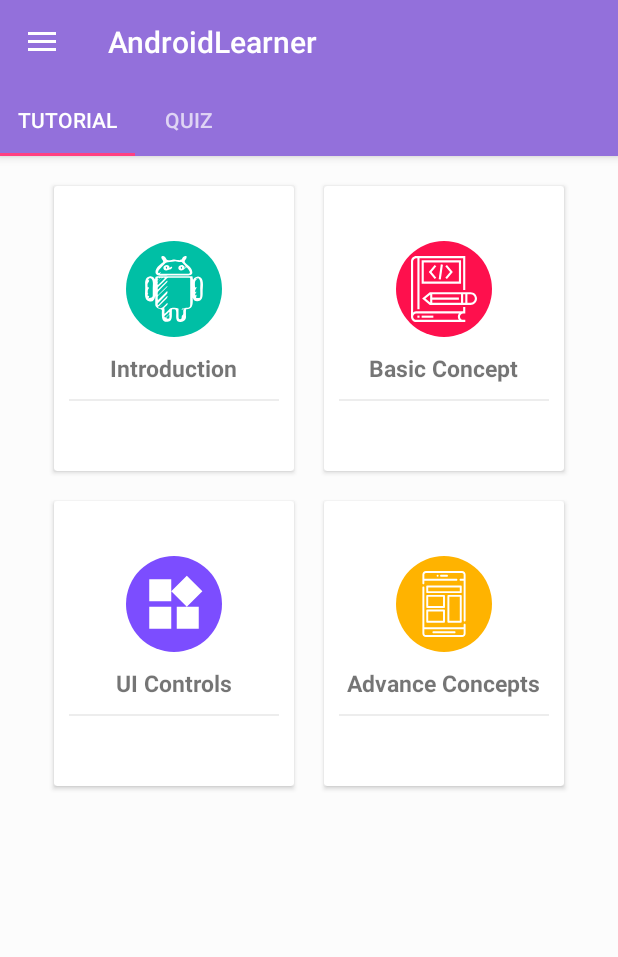
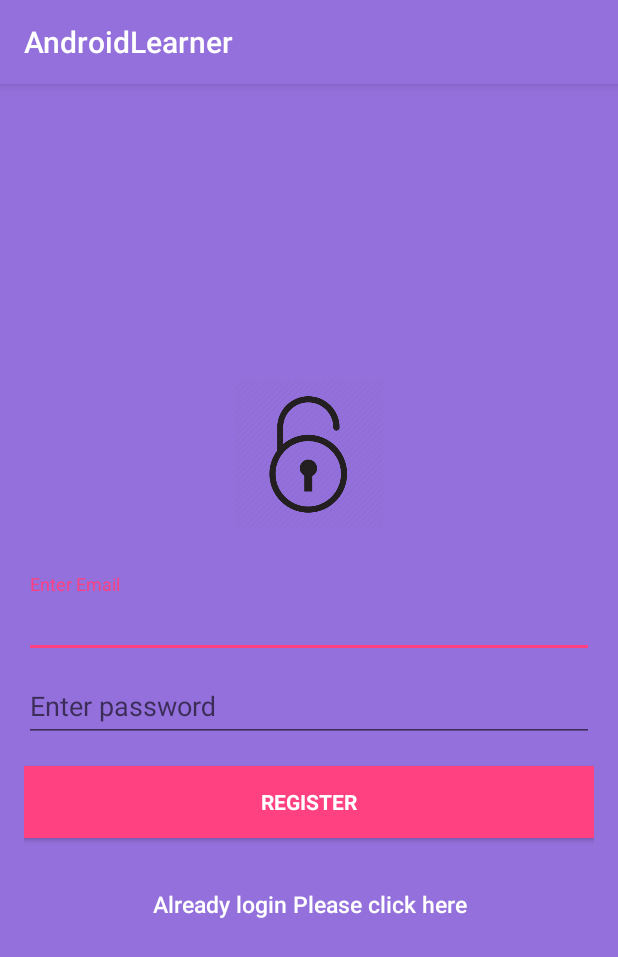
Before and after one commit to umerhassan2426/App, an Android app: the screen it shows after launch (MainActivity before the commit, Register after it), on a phone screen of 412 x 824 dp. Shown: the top 957 px of the screen. Run offline under Robolectric (Android 15) with nearby library versions, the phone set to English and light mode, and no system bars; our stand-ins replace Firebase (no records; nobody signed in at launch, a user with empty details on screens opened directly).

Commit message:
Login all app done but not responsive
Signed-off-by: umerhassan2426 <umerhassan2694@gmail.com>

```diff
--- a/app/build.gradle
+++ b/app/build.gradle
@@ -21,9 +21,9 @@ android {
 dependencies {
     implementation fileTree(include: ['*.jar'], dir: 'libs')
     implementation 'com.android.support:appcompat-v7:28.0.0-alpha1'
-    implementation 'com.android.support:design:28.+'
+    implementation 'com.android.support:design:28.0.0-alpha1'
     implementation 'com.android.support.constraint:constraint-layout:1.0.2'
-    implementation 'com.android.support:support-v4:28.+'
+    implementation 'com.android.support:support-v4:28.0.0-alpha1'
     testImplementation 'junit:junit:4.12'
     androidTestImplementation 'com.android.support.test:runner:1.0.1'
     androidTestImplementation 'com.android.support.test.espresso:espresso-core:3.0.1'
@@ -31,6 +31,8 @@ dependencies {
     implementation 'com.android.support:support-fragment:28.0.0'
     implementation 'com.google.firebase:firebase-core:16.0.1'
     implementation 'com.google.firebase:firebase-database:16.0.1'
+    implementation 'com.google.firebase:firebase-auth:16.0.4'
+    implementation 'com.google.firebase:firebase-messaging:17.3.3'
 
 }
 apply plugin: 'com.google.gms.google-services'
--- /dev/null
+++ b/app/src/main/java/com/example/ummiiii/androidlearner/Register.java
@@ -0,0 +1,68 @@
+package com.example.ummiiii.androidlearner;
+
+import android.content.Intent;
+import android.support.annotation.NonNull;
+import android.support.v7.app.AppCompatActivity;
+import android.os.Bundle;
+import android.view.View;
+import android.widget.Button;
+import android.widget.EditText;
+import android.widget.ProgressBar;
+import android.widget.Toast;
+
+import com.google.android.gms.tasks.OnCompleteListener;
+import com.google.android.gms.tasks.Task;
+import com.google.firebase.auth.AuthResult;
+import com.google.firebase.auth.FirebaseAuth;
+import com.google.firebase.auth.FirebaseAuthException;
+
+public class Register extends AppCompatActivity {
+    EditText e1, e2;
+    FirebaseAuth auth;
+    Button btnlogin;
+    ProgressBar progressBar;
+
+    @Override
+    protected void onCreate(Bundle savedInstanceState) {
+        super.onCreate(savedInstanceState);
+        setContentView(R.layout.activity_register);
+        e1 = (EditText) findViewById(R.id.signup1);
+        e2 = (EditText) findViewById(R.id.signup2);
+        progressBar = (ProgressBar) findViewById(R.id.progressBar);
+        btnlogin = (Button) findViewById(R.id.loginhere);
+        auth = FirebaseAuth.getInstance();
+    }
+
+    public void createUser(View view) {
+
+        if (e1.getText().toString().equals("") && e2.getText().toString().equals("")) {
+            Toast.makeText(getApplicationContext(), "Blank not allowed", Toast.LENGTH_LONG).show();
+        } else {
+            String email = e1.getText().toString();
+            String password = e2.getText().toString();
+            progressBar.setVisibility(View.VISIBLE);
+            auth.createUserWithEmailAndPassword(email, password)
+                    .addOnCompleteListener(new OnCompleteListener<AuthResult>() {
+                        @Override
+                        public void onComplete(@NonNull Task<AuthResult> task) {
+                            progressBar.setVisibility(View.GONE);
+                            if (task.isSuccessful()) {
+                                Toast.makeText(getApplicationContext(), "User Created Successfully", Toast.LENGTH_LONG).show();
+
+                                finish();
+                                Intent i = new Intent(getApplicationContext(), MainActivity.class);
+                                startActivity(i);
+                            } else {
+                                Toast.makeText(getApplicationContext(), "User could not be created", Toast.LENGTH_LONG).show();
+                            }
+
+                        }
+                    });
+        }
+    }
+        public void loginhere (View view){
+            Intent i = new Intent(getApplicationContext(), login.class);
+            startActivity(i);
+        }
+
+    }
--- /dev/null
+++ b/app/src/main/res/layout/activity_register.xml
@@ -0,0 +1,85 @@
+<?xml version="1.0" encoding="utf-8"?>
+<android.support.design.widget.CoordinatorLayout  xmlns:android="http://schemas.android.com/apk/res/android"
+    xmlns:app="http://schemas.android.com/apk/res-auto"
+    xmlns:tools="http://schemas.android.com/tools"
+    android:layout_width="match_parent"
+    android:layout_height="match_parent"
+    tools:context=".Register">
+    <LinearLayout
+        android:layout_width="fill_parent"
+        android:layout_height="fill_parent"
+        android:background="@color/colorPrimaryDark"
+        android:gravity="center"
+        android:orientation="vertical"
+        android:padding="@dimen/activity_horizontal_margin">
+
+        <ImageView
+            android:layout_width="100dp"
+            android:layout_height="100dp"
+            android:layout_gravity="center_horizontal"
+            android:layout_marginBottom="30dp"
+            android:src="@drawable/user" />
+        <android.support.design.widget.TextInputLayout
+            android:layout_width="match_parent"
+            android:layout_height="wrap_content">
+
+            <EditText
+                android:id="@+id/signup1"
+                android:layout_width="match_parent"
+                android:layout_height="wrap_content"
+                android:inputType="textEmailAddress"
+                android:hint="Enter Email"
+                android:maxLines="1"
+                android:singleLine="true"
+                android:textColor="@android:color/white" />
+
+        </android.support.design.widget.TextInputLayout>
+        <android.support.design.widget.TextInputLayout
+            android:layout_width="match_parent"
+            android:layout_height="wrap_content">
+
+            <EditText
+                android:id="@+id/signup2"
+                android:layout_width="match_parent"
+                android:layout_height="wrap_content"
+                android:focusableInTouchMode="true"
+                android:hint="Enter password"
+                android:inputType="textPassword"
+                android:maxLines="1"
+                android:singleLine="true"
+                android:textColor="@android:color/white" />
+
+        </android.support.design.widget.TextInputLayout>
+        <Button
+            style="?android:textAppearanceSmall"
+            android:layout_width="match_parent"
+            android:layout_height="wrap_content"
+            android:layout_marginTop="16dp"
+            android:id="@+id/signup3"
+            android:onClick="createUser"
+            android:background="@color/colorAccent"
+            android:textColor="@color/white"
+            android:text="Register"
+            android:textStyle="bold" />
+        <!-- Link to Login Screen -->
+
+        <Button
+            android:id="@+id/loginhere"
+            android:layout_width="fill_parent"
+            android:layout_height="wrap_content"
+            android:layout_marginTop="20dip"
+            android:background="@null"
+            android:onClick="loginhere"
+            android:text="Already login Please click here"
+            android:textAllCaps="false"
+            android:textColor="@color/white"
+            android:textSize="15dp" />
+    </LinearLayout>
+    <ProgressBar
+        android:id="@+id/progressBar"
+        android:layout_width="30dp"
+        android:layout_height="30dp"
+        android:layout_gravity="center|bottom"
+        android:layout_marginBottom="20dp"
+        android:visibility="gone" />
+</android.support.design.widget.CoordinatorLayout>
```
Also changed, not shown: app/src/main/AndroidManifest.xml (+12 -6 lines), app/src/main/java/com/example/ummiiii/androidlearner/login.java (added, +76 -0 lines), app/src/main/java/com/example/ummiiii/androidlearner/resetpassword.java (added, +71 -0 lines), app/src/main/res/layout/activity_login.xml (added, +91 -0 lines), app/src/main/res/layout/activity_resetpassword.xml (added, +90 -0 lines), app/src/main/res/values/strings.xml (+8 -0 lines), app/src/main/res/drawable/user.png (added).
